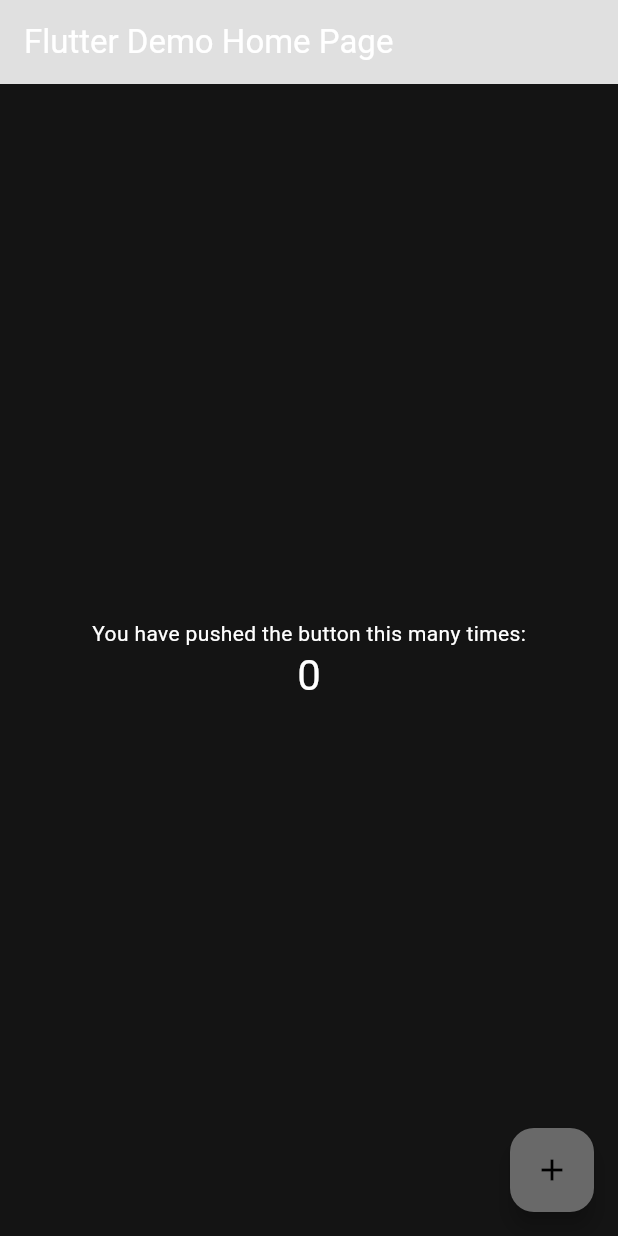
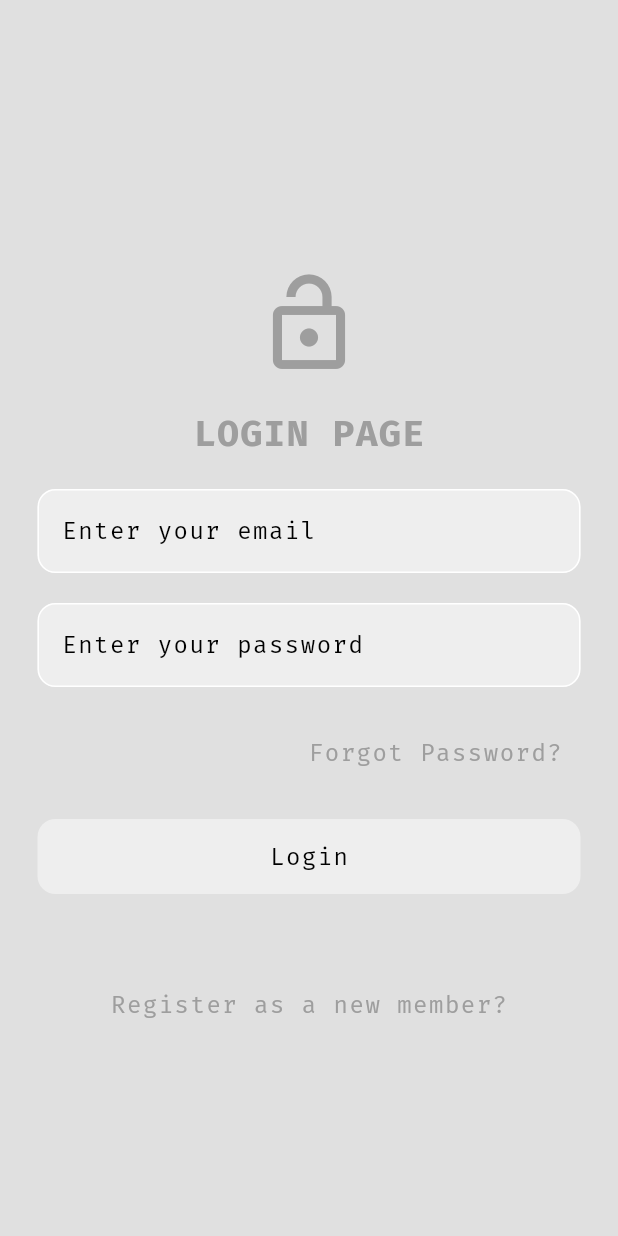
Before and after one commit to usman619/social_app, a Flutter app: the screen it shows after launch, on a phone screen of 412 x 824 dp. Run offline on Flutter 3.47's test engine with Material 3 defaults, Android fonts, the phone set to English and light mode, and no system bars; our stand-ins replace google_fonts.

Commit message:
Working App Theme and created  Login UI

```diff
--- /dev/null
+++ b/lib/components/app_button.dart
@@ -0,0 +1,32 @@
+import 'package:flutter/material.dart';
+import 'package:social_app/themes/text_theme.dart';
+
+class AppButton extends StatelessWidget {
+  final String text;
+  final void Function() onTap;
+  const AppButton({
+    super.key,
+    required this.text,
+    required this.onTap,
+  });
+
+  @override
+  Widget build(BuildContext context) {
+    return GestureDetector(
+      onTap: onTap,
+      child: Container(
+        height: 50,
+        decoration: BoxDecoration(
+          color: Theme.of(context).colorScheme.secondary,
+          borderRadius: BorderRadius.circular(12),
+        ),
+        child: Center(
+          child: Text(
+            text,
+            style: bodyTextTheme,
+          ),
+        ),
+      ),
+    );
+  }
+}
--- /dev/null
+++ b/lib/components/app_text_field.dart
@@ -0,0 +1,64 @@
+import 'package:flutter/material.dart';
+import 'package:social_app/themes/text_theme.dart';
+
+class AppTextField extends StatelessWidget {
+  final TextEditingController controller;
+  final String labelText;
+  final bool obscureText;
+
+  const AppTextField(
+      {super.key,
+      required this.controller,
+      required this.labelText,
+      required this.obscureText});
+
+  @override
+  Widget build(BuildContext context) {
+    return TextField(
+        controller: controller,
+        obscureText: obscureText,
+        decoration: InputDecoration(
+            focusColor: Theme.of(context).colorScheme.primary,
+            focusedBorder: OutlineInputBorder(
+              borderSide:
+                  BorderSide(color: Theme.of(context).colorScheme.primary),
+              borderRadius: BorderRadius.circular(12),
+            ),
+            enabledBorder: OutlineInputBorder(
+              borderSide:
+                  BorderSide(color: Theme.of(context).colorScheme.tertiary),
+              borderRadius: BorderRadius.circular(12),
+            ),
+            fillColor: Theme.of(context).colorScheme.secondary,
+            filled: true,
+            label: Text(labelText),
+            labelStyle: bodyTextTheme));
+  }
+}
+/*
+InputDecoration(
+        hintText: hintText,
+        prefixIcon: Icon(icon),
+        focusColor: Colors.green,
+                    focusedBorder: OutlineInputBorder(
+                        borderSide: BorderSide(color: color: Theme.of(context).colorScheme.primary),
+                      ),
+                    enabledBorder: OutlineInputBorder(
+                        borderSide: borderSide: BorderSide(color: Theme.of(context).colorScheme.primary),
+                    border: OutlineInputBorder(),
+                    labelText: 'Enter your Email',
+                    labelStyle: TextStyle(
+                      color: Colors.green,
+                    )
+
+                  ),
+
+-------------------------------------------------------------
+InputDecoration(
+        hintText: hintText,
+        prefixIcon: Icon(icon),
+        border: OutlineInputBorder(
+          borderSide: BorderSide(color: Theme.of(context).colorScheme.primary),
+        ),
+      ),
+*/
--- a/lib/main.dart
+++ b/lib/main.dart
@@ -1,15 +1,15 @@
 import 'package:flutter/material.dart';
 import 'package:provider/provider.dart';
-import 'package:social_app/themes/dark_mode.dart';
+import 'package:social_app/pages/home_page.dart';
+import 'package:social_app/pages/login_page.dart';
+import 'package:social_app/pages/settings_page.dart';
 import 'package:social_app/themes/theme_provider.dart';
 
 void main() {
-  runApp(
-    ChangeNotifierProvider(
-      create: (context) => ThemeProvider(),
-      child: const MyApp(),
-    )
-  );
+  runApp(ChangeNotifierProvider(
+    create: (context) => ThemeProvider(),
+    child: const MyApp(),
+  ));
 }
 
 class MyApp extends StatelessWidget {
@@ -18,59 +18,14 @@ class MyApp extends StatelessWidget {
   @override
   Widget build(BuildContext context) {
     return MaterialApp(
-      title: 'Flutter Demo',
-      theme: darkMode,
-      home: const MyHomePage(title: 'Flutter Demo Home Page'),
+      title: 'Social App',
+      debugShowCheckedModeBanner: false,
+      routes: {
+        '/home': (context) => const HomePage(),
+        '/settings': (context) => const SettingsPage(),
+      },
+      theme: Provider.of<ThemeProvider>(context).themeData,
+      home: const LoginPage(),
     );
   }
 }
-
-class MyHomePage extends StatefulWidget {
-  const MyHomePage({super.key, required this.title});
-  final String title;
-
-  @override
-  State<MyHomePage> createState() => _MyHomePageState();
-}
-
-class _MyHomePageState extends State<MyHomePage> {
-  int _counter = 0;
-
-  void _incrementCounter() {
-    setState(() {
-      _counter++;
-    });
-  }
-
-  @override
-  Widget build(BuildContext context) {
-
-    return Scaffold(
-      appBar: AppBar(
-
-        backgroundColor: Theme.of(context).colorScheme.inversePrimary,
-
-        title: Text(widget.title),
-      ),
-      body: Center(
-        child: Column(
-          mainAxisAlignment: MainAxisAlignment.center,
-          children: <Widget>[
-            const Text(
-              'You have pushed the button this many times:',
-            ),
-            Text(
-              '$_counter',
-              style: Theme.of(context).textTheme.headlineMedium,
-            ),
-          ],
-        ),
-      ),
-      floatingActionButton: FloatingActionButton(
-        onPressed: _incrementCounter,
-        tooltip: 'Increment',
-        child: const Icon(Icons.add),
-      ),
-    );
-  }
-}
--- /dev/null
+++ b/lib/pages/login_page.dart
@@ -0,0 +1,85 @@
+import 'package:flutter/material.dart';
+import 'package:social_app/components/app_button.dart';
+import 'package:social_app/components/app_text_field.dart';
+import 'package:social_app/themes/text_theme.dart';
+
+class LoginPage extends StatefulWidget {
+  const LoginPage({super.key});
+
+  @override
+  State<LoginPage> createState() => _LoginPageState();
+}
+
+class _LoginPageState extends State<LoginPage> {
+  final TextEditingController emailController = TextEditingController();
+  final TextEditingController passwordController = TextEditingController();
+  @override
+  Widget build(BuildContext context) {
+    return Scaffold(
+      body: SafeArea(
+        child: Padding(
+          padding: const EdgeInsets.symmetric(horizontal: 25.0),
+          child: Center(
+            child: Column(
+              mainAxisAlignment: MainAxisAlignment.center,
+              children: [
+                const SizedBox(height: 50),
+                Icon(
+                  Icons.lock_open_outlined,
+                  size: 72,
+                  color: Theme.of(context).colorScheme.primary,
+                ),
+                const SizedBox(height: 20),
+                Text(
+                  'LOGIN PAGE',
+                  style: loginTextTheme(context),
+                ),
+                const SizedBox(height: 20),
+                AppTextField(
+                  controller: emailController,
+                  labelText: "Enter your email",
+                  obscureText: false,
+                ),
+                const SizedBox(height: 20),
+                AppTextField(
+                  controller: passwordController,
+                  labelText: "Enter your password",
+                  obscureText: true,
+                ),
+                const SizedBox(height: 20),
+                Align(
+                  alignment: Alignment.centerRight,
+                  child: TextButton(
+                    onPressed: () {},
+                    child: Text(
+                      'Forgot Password?',
+                      style: bodyTextTheme,
+                    ),
+                  ),
+                ),
+                const SizedBox(height: 20),
+                AppButton(
+                  text: "Login",
+                  onTap: () {
+                    Navigator.pushNamed(context, '/home');
+                  },
+                ),
+                const SizedBox(height: 50),
+                Align(
+                  alignment: Alignment.center,
+                  child: TextButton(
+                    onPressed: () {},
+                    child: Text(
+                      'Register as a new member?',
+                      style: bodyTextTheme,
+                    ),
+                  ),
+                ),
+              ],
+            ),
+          ),
+        ),
+      ),
+    );
+  }
+}
--- /dev/null
+++ b/lib/themes/text_theme.dart
@@ -0,0 +1,31 @@
+import 'package:flutter/material.dart';
+import 'package:google_fonts/google_fonts.dart';
+
+TextStyle titleTextTheme = TextStyle(
+  fontFamily: GoogleFonts.firaCode().fontFamily,
+  fontWeight: FontWeight.bold,
+  letterSpacing: 5,
+  fontSize: 18,
+);
+
+TextStyle drawerTextTheme = TextStyle(
+  fontFamily: GoogleFonts.firaCode().fontFamily,
+  fontWeight: FontWeight.normal,
+  letterSpacing: 1,
+  fontSize: 16,
+);
+
+TextStyle bodyTextTheme = TextStyle(
+  fontFamily: GoogleFonts.firaCode().fontFamily,
+  fontWeight: FontWeight.normal,
+  letterSpacing: 1,
+  fontSize: 16,
+);
+
+TextStyle loginTextTheme(BuildContext context) => TextStyle(
+      fontFamily: GoogleFonts.firaCode().fontFamily,
+      fontWeight: FontWeight.bold,
+      letterSpacing: 1,
+      fontSize: 24,
+      color: Theme.of(context).colorScheme.primary,
+    );
--- a/pubspec.yaml
+++ b/pubspec.yaml
@@ -40,6 +40,7 @@ dependencies:
   firebase_auth: ^5.1.3
   cloud_firestore: ^5.2.0
   intl: ^0.19.0
+  google_fonts: ^6.2.1
 
 dev_dependencies:
   flutter_test:
```
Also changed, not shown: lib/components/app_drawer.dart (added, +72 -0 lines), lib/components/app_drawer_tile.dart (added, +29 -0 lines), lib/components/app_settings_tile.dart (added, +34 -0 lines), lib/pages/home_page.dart (added, +23 -0 lines), lib/pages/settings_page.dart (added, +45 -0 lines), lib/themes/theme_provider.dart (+8 -10 lines), pubspec.lock, 2 other files.
